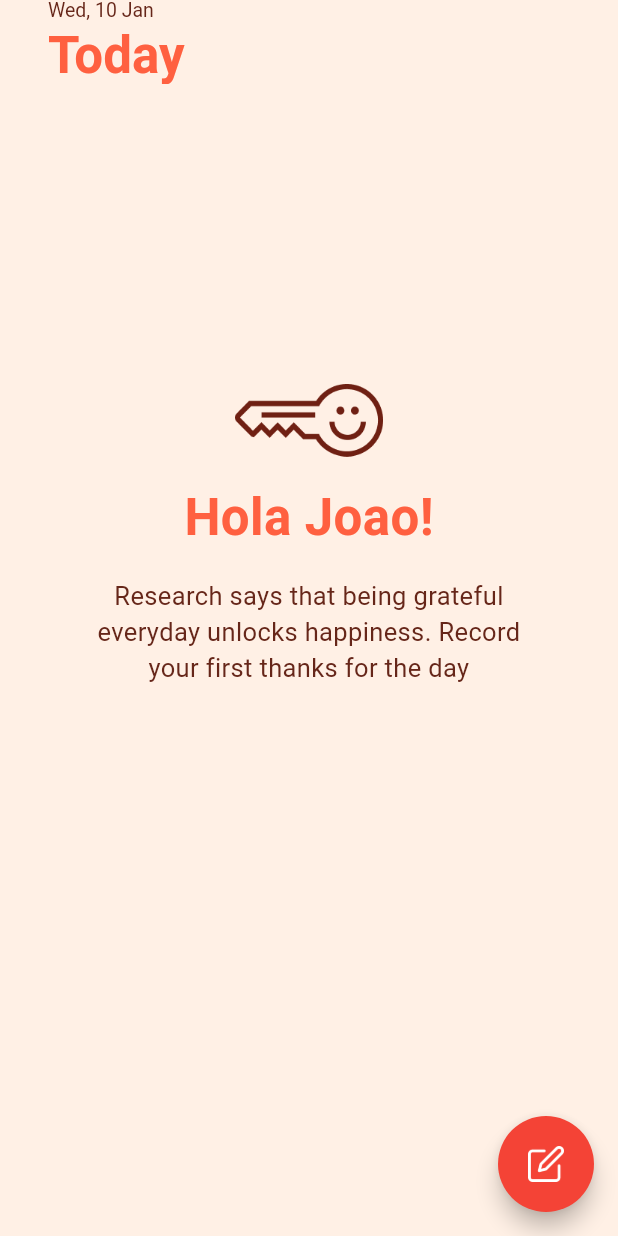
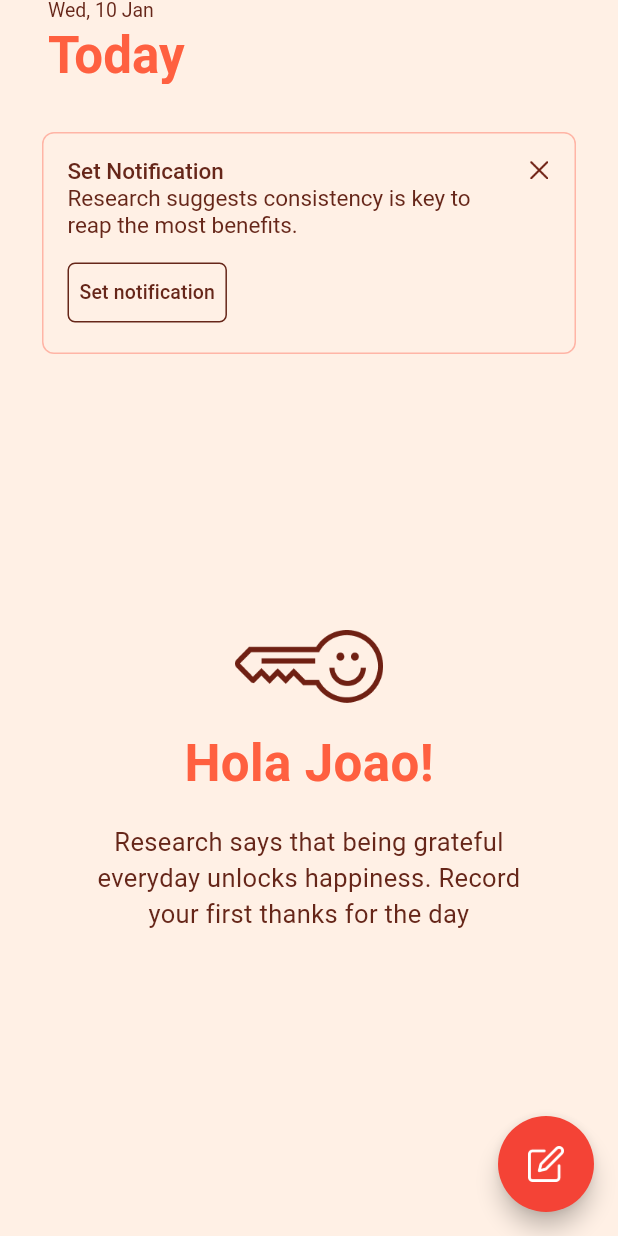
Before and after one commit to aravindkarthik96/tinylogs, a Flutter app: the TodayPage screen opened directly, on a phone screen of 412 x 824 dp. Run offline on Flutter 3.47's test engine with Material 3 defaults, Android fonts, the light colour scheme and no system bars; our stand-ins replace share, shared_preferences, sqflite, sqflite_common_ffi; accounts and stored records are empty; Roboto replaces fonts that are missing (SF Pro Display).

Commit message:
created notification prompt UI

```diff
--- a/lib/screens/TinyLogsAddLogPage.dart
+++ b/lib/screens/TinyLogsAddLogPage.dart
@@ -159,7 +159,7 @@ class _TinyLogsAddLogPageState extends State<TinyLogsAddLogPage> {
           IconButton(
             onPressed: () {
               String contentToShare = "$logText\n-via tinylogs";
-              Share.share(contentToShare,subject: "Checkout tinylogs today!");
+              Share.share(contentToShare, subject: "Checkout tinylogs today!");
             },
             icon: Image.asset(
               "assets/images/icon_share.png",
--- a/lib/screens/home/tabs/TodayPage.dart
+++ b/lib/screens/home/tabs/TodayPage.dart
@@ -3,6 +3,8 @@ import 'package:intl/intl.dart';
 import 'package:tinylogs/data/DatabaseHelper.dart';
 import 'package:tinylogs/data/LogEntry.dart';
 import 'package:tinylogs/screens/TinyLogsAddLogPage.dart';
+
+import '../../../commons/Shadows.dart';
 
 class TodayPage extends StatefulWidget {
   const TodayPage({super.key});
@@ -94,6 +96,9 @@ class _TodayPageState extends State<TodayPage> {
             backgroundColor: const Color(0xFFFFF0E5),
           ),
           const SliverPadding(padding: EdgeInsets.only(top: 32)),
+          SliverToBoxAdapter(
+            child: buildNotificationBox(),
+          ),
           getContentView(),
           const SliverPadding(padding: EdgeInsets.only(bottom: 100))
         ],
@@ -193,6 +198,89 @@ class _TodayPageState extends State<TodayPage> {
       ),
     );
   }
+
+  Widget buildNotificationBox() {
+    return Padding(
+      padding: const EdgeInsets.fromLTRB(28, 0, 28, 16),
+      child: Container(
+        decoration: BoxDecoration(
+          color: Colors.transparent,
+          border: Border.all(color: const Color(0xFFFFB5A6), width: 1),
+          borderRadius: BorderRadius.circular(8),
+        ),
+        child: Row(
+          crossAxisAlignment: CrossAxisAlignment.start,
+          mainAxisAlignment: MainAxisAlignment.start,
+          children: [
+            Expanded(
+              child: Container(
+                padding: const EdgeInsets.all(16),
+                child: Column(
+                  mainAxisSize: MainAxisSize.min,
+                  crossAxisAlignment: CrossAxisAlignment.start,
+                  children: [
+                    RichText(
+                      textAlign: TextAlign.left,
+                      text: const TextSpan(
+                        children: [
+                          TextSpan(
+                            text: "Set Notification",
+                            style: TextStyle(
+                              fontFamily: "SF Pro Display",
+                              fontSize: 15,
+                              fontWeight: FontWeight.w500,
+                              color: Color(0xFF662619),
+                            ),
+                          ),
+                          TextSpan(
+                            text:
+                                "\nResearch suggests consistency is key to reap the most benefits. ",
+                            style: TextStyle(
+                              fontFamily: "SF Pro Display",
+                              fontSize: 15,
+                              fontWeight: FontWeight.w400,
+                              color: Color(0xFF662619),
+                            ),
+                          ),
+                        ],
+                      ),
+                    ),
+                    const SizedBox(
+                      height: 12,
+                    ),
+                    TextButton(
+                      onPressed: () {},
+                      style: ButtonStyle(
+                        backgroundColor:
+                            MaterialStateProperty.all(Colors.transparent),
+                        padding: MaterialStateProperty.all(
+                            const EdgeInsets.fromLTRB(8, 0, 8, 0)),
+                        shape: MaterialStateProperty.all(RoundedRectangleBorder(
+                          borderRadius: BorderRadius.circular(5),
+                          side: const BorderSide(
+                              color: Color(0xFF662619), width: 1),
+                        )),
+                      ),
+                      child: const Text(
+                        'Set notification',
+                        style: TextStyle(
+                          fontFamily: "SF Pro Display",
+                          fontSize: 13,
+                          fontWeight: FontWeight.w500,
+                          color: Color(0xFF662619),
+                        ),
+                      ),
+                    )
+                  ],
+                ),
+              ),
+            ),
+            IconButton(onPressed: () {}, icon: Image.asset("assets/images/icon_cross.png", width: 12.5, height: 12.5,))
+          ],
+        ),
+      ),
+    );
+  }
 }
 
 class LogItem extends StatelessWidget {
@@ -202,12 +290,11 @@ class LogItem extends StatelessWidget {
   final Function(LogEntry logEntry) onTap;
 
   const LogItem(
-      {Key? key,
+      {super.key,
       required this.log,
       this.showDate = false,
       this.showMonth = false,
-      required this.onTap})
-      : super(key: key);
+      required this.onTap});
 
   @override
   Widget build(BuildContext context) {
@@ -226,14 +313,8 @@ class LogItem extends StatelessWidget {
           padding: const EdgeInsets.all(16.0),
           decoration: BoxDecoration(
             color: Colors.white,
-            borderRadius: BorderRadius.circular(12.0),
-            boxShadow: const [
-              BoxShadow(
-                color: Colors.black12,
-                blurRadius: 4.0,
-                offset: Offset(0, 2),
-              ),
-            ],
+            borderRadius: BorderRadius.circular(8),
+            boxShadow: Shadows.getCardShadow(),
           ),
           child: Text(
             log.content,
--- a/pubspec.yaml
+++ b/pubspec.yaml
@@ -50,6 +50,7 @@ flutter:
     - assets/images/icon_medal.png
     - assets/images/icon_medal_dark.png
     - assets/images/icon_thumbs_up.png
+    - assets/images/icon_cross.png
 
 fonts:
   - family: SF Pro Text
```
Also changed, not shown: lib/commons/Shadows.dart (added, +14 -0 lines), lib/screens/home/tabs/LogsPage.dart (+4 -8 lines), assets/images/icon_cross.png (added).
